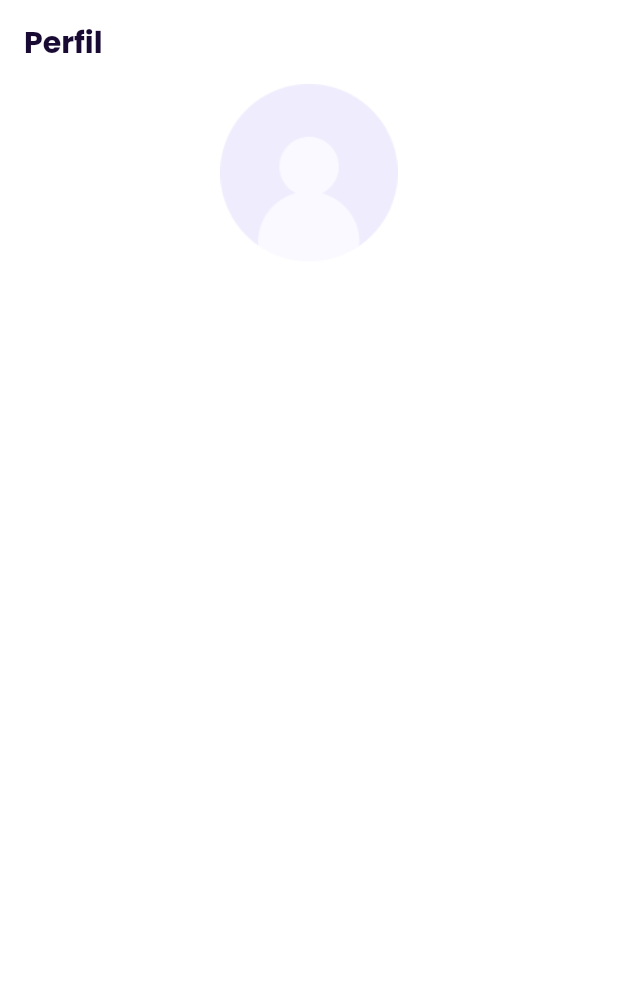
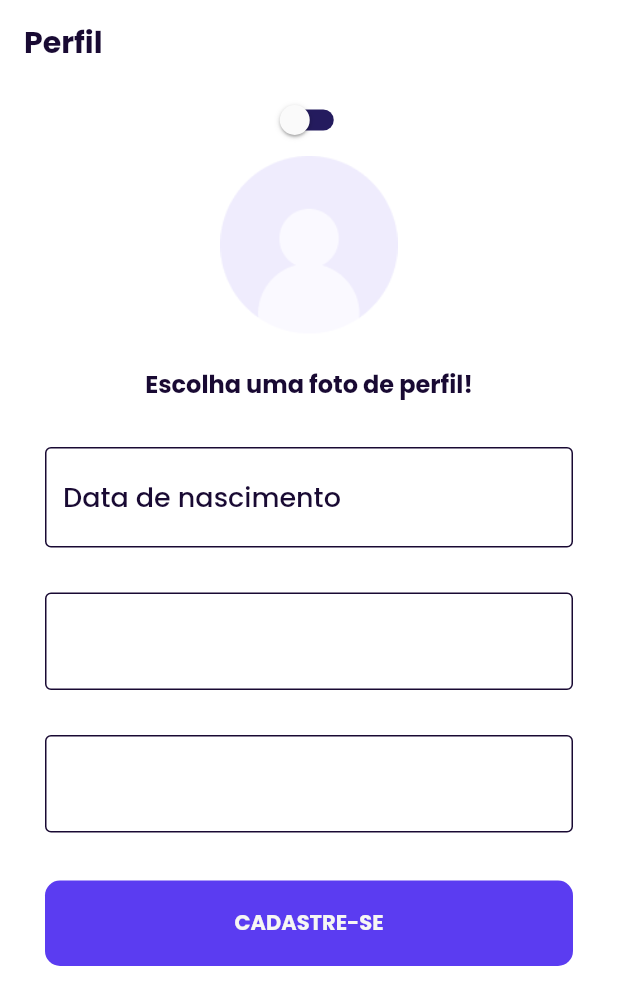
Before and after one commit to Is-It-Safe/mobile, a Flutter app: the RegisterProfileWidget screen opened by its route, on a phone screen of 412 x 824 dp. Shown: the top 1005 px of the screen. Run offline on Flutter 3.47's test engine with Material 2 defaults, Android fonts, the phone set to English and light mode, and no system bars; our stand-ins replace dio, flutter_modular, google_fonts, mask_text_input_formatter, shared_preferences, simple_animations and 1 more; accounts and stored records are empty.

Commit message:
feat: inicio a tela de escolha do avatar

```diff
--- a/lib/app/app_module.dart
+++ b/lib/app/app_module.dart
@@ -1,4 +1,7 @@
 import 'package:flutter_modular/flutter_modular.dart';
+import 'package:is_it_safe_app/app/modules/login_module/login_module.dart';
+import 'package:is_it_safe_app/app/modules/on_boarding_module/on_boarding_module.dart';
+import 'package:is_it_safe_app/core/utils/constants/routes.dart';
 
 import 'modules/splash_module/splash_module.dart';
 
@@ -9,5 +12,7 @@ class AppModule extends Module {
   @override
   final List<ModularRoute> routes = [
     ModuleRoute(Modular.initialRoute, module: SplashModule()),
+    ModuleRoute(kRouteOnBoarding, module: OnBoardingModule()),
+    ModuleRoute(kRouteLogin, module: LoginModule()),
   ];
 }
--- a/lib/app/modules/register_module/pages/register_profile_widget.dart
+++ b/lib/app/modules/register_module/pages/register_profile_widget.dart
@@ -2,8 +2,12 @@ import 'package:flutter/material.dart';
 import 'package:flutter_modular/flutter_modular.dart';
 import 'package:is_it_safe_app/app/modules/register_module/register_bloc.dart';
 import 'package:is_it_safe_app/core/components/app_bar.dart';
+import 'package:is_it_safe_app/core/components/main_button.dart';
+import 'package:is_it_safe_app/core/components/main_text_field.dart';
 import 'package:is_it_safe_app/core/components/theme_switch.dart';
+import 'package:is_it_safe_app/core/utils/constants/routes.dart';
 import 'package:is_it_safe_app/core/utils/helper/helpers.dart';
+import 'package:is_it_safe_app/core/utils/style/colors/dark_theme_colors.dart';
 import 'package:is_it_safe_app/core/utils/style/colors/general_colors.dart';
 import 'package:is_it_safe_app/core/utils/style/colors/light_theme_colors.dart';
 import 'package:is_it_safe_app/generated/l10n.dart';
@@ -43,14 +47,70 @@ class _RegisterProfileWidgetState
             child: Form(
               key: _formKey,
               child: Column(
-                crossAxisAlignment: CrossAxisAlignment.start,
+                crossAxisAlignment: CrossAxisAlignment.center,
+                // ignore: prefer_const_literals_to_create_immutables
                 children: [
-                  //ThemeSwitch(),
-                  GestureDetector(
-                    onTap: () {
+                  const ThemeSwitch(),
+                  RegisterAvatarPlaceholder(
                     //TODO Rota para selecionar avatar
+                    onTap: () =>
+                        Modular.to.pushNamed(kRouteRegisterProfilePicture),
+                  ),
+                  // RegisterAvatar(
+                  //   path: 'images/app/profile_pictures/profile_pic_1.png',
+                  //   onTap: () {
+                  //     //TODO Rota para selecionar avatar
+                  //   },
+                  // ),
+
+                  ///Choose picture text
+                  Padding(
+                    padding: const EdgeInsets.only(top: 20.0),
+                    child: Text(
+                      S.of(context).textPageTitleProfileRegisterPage,
+                      style: Theme.of(context)
+                          .textTheme
+                          .bodyText1!
+                          .copyWith(fontWeight: FontWeight.bold, fontSize: 16),
+                    ),
+                  ),
+                  Padding(
+                    padding: const EdgeInsets.only(top: 30.0),
+                    child: TextFormField(
+                      inputFormatters: [controller.birthdayInputMask],
+                      controller: controller.birthdayController,
+                      keyboardType: TextInputType.number,
+                      validator: (value) {
+                        if (!Helpers.validateDate(value)) {
+                          return S.of(context).textErrorInvalidDate;
+                        }
+                        return null;
                       },
-                    child: RegisterAvatarPlaceholder(),
+                      decoration: InputDecoration(
+                        hintText: S.of(context).textDateOfBirth,
+                      ),
+                    ),
+                  ),
+
+                  //TODO Implement gender dropdown component
+                  Padding(
+                    padding: const EdgeInsets.only(top: 30.0),
+                    child: TextFormField(),
+                  ),
+                  //TODO Implement sexual orientation dropdown component
+                  Padding(
+                    padding: const EdgeInsets.only(top: 30.0),
+                    child: TextFormField(),
+                  ),
+
+                  /// Register button
+                  Padding(
+                    padding: const EdgeInsets.only(top: 32.0),
+                    child: MainButton(
+                      color: Theme.of(context).primaryColor,
+                      text: S.of(context).textSignUp,
+                      onTap: () async {},
+                    ),
                   ),
                 ],
               ),
@@ -62,14 +122,52 @@ class _RegisterProfileWidgetState
   }
 }
 
-class RegisterAvatarPlaceholder extends StatelessWidget {
-  const RegisterAvatarPlaceholder({
+class RegisterAvatar extends StatelessWidget {
+  final Function()? onTap;
+  final String path;
+  const RegisterAvatar({
     Key? key,
+    this.onTap,
+    required this.path,
   }) : super(key: key);
 
   @override
   Widget build(BuildContext context) {
-    return Container(
+    return GestureDetector(
+      onTap: onTap,
+      child: Container(
+        height: 120,
+        width: 120,
+        decoration: BoxDecoration(
+          color: Helpers.getColorFromTheme(
+            context: context,
+            darkModeColor: avatarBackgroundColorDark,
+            lightModeColor: avatarBackgroundColorLight,
+          ),
+          shape: BoxShape.circle,
+          image: DecorationImage(
+            fit: BoxFit.cover,
+            alignment: Alignment.topCenter,
+            image: AssetImage(path),
+          ),
+        ),
+      ),
+    );
+  }
+}
+
+class RegisterAvatarPlaceholder extends StatelessWidget {
+  final Function()? onTap;
+  const RegisterAvatarPlaceholder({
+    Key? key,
+    this.onTap,
+  }) : super(key: key);
+
+  @override
+  Widget build(BuildContext context) {
+    return GestureDetector(
+      onTap: onTap,
+      child: Container(
         height: 120,
         decoration: BoxDecoration(
           image: DecorationImage(
@@ -84,6 +182,7 @@ class RegisterAvatarPlaceholder extends StatelessWidget {
             ),
           ),
         ),
+      ),
     );
   }
 }
--- a/lib/app/modules/register_module/register_module.dart
+++ b/lib/app/modules/register_module/register_module.dart
@@ -1,4 +1,5 @@
 import 'package:flutter_modular/flutter_modular.dart';
+import 'package:is_it_safe_app/app/modules/register_module/pages/register_choose_profile_avatar.dart';
 import 'package:is_it_safe_app/app/modules/register_module/pages/register_profile_widget.dart';
 import 'package:is_it_safe_app/app/modules/register_module/pages/register_widget.dart';
 import 'package:is_it_safe_app/app/modules/register_module/register_bloc.dart';
@@ -18,5 +19,7 @@ class RegisterModuleModule extends Module {
         child: (context, args) => const RegisterWidget()),
     ChildRoute(kRouteRegisterProfile,
         child: (context, args) => const RegisterProfileWidget()),
+    ChildRoute(kRouteRegisterProfilePicture,
+        child: (context, args) => const RegisterChooseProfileAvatarWidget()),
   ];
 }
--- a/lib/app/modules/splash_module/splash_widget.dart
+++ b/lib/app/modules/splash_module/splash_widget.dart
@@ -43,9 +43,11 @@ class _SplashWidgetState extends ModularState<SplashWidget, SplashBloc> {
       (value) async {
         dev.log(value.toString(), name: "DID USER SEE ONBOARDING?");
         if (value) {
-          Modular.to.pushReplacementNamed(kRouteLogin);
+          Modular.to
+              .pushNamedAndRemoveUntil(kRouteLogin, ModalRoute.withName('/'));
         } else {
-          Modular.to.pushReplacementNamed(kRouteOnBoarding);
+          Modular.to.pushNamedAndRemoveUntil(
+              kRouteOnBoarding, ModalRoute.withName('/'));
         }
       },
     );
--- a/lib/core/components/on_boarding_page_template.dart
+++ b/lib/core/components/on_boarding_page_template.dart
@@ -62,7 +62,8 @@ class OnBoardingPageTemplate extends StatelessWidget {
                     ),
                     onPressed: () async {
                       await CustomSharedPreferences.saveUsuarioOnBoarding(true);
-                      Modular.to.pushReplacementNamed(kRouteLogin);
+                      Modular.to.pushNamedAndRemoveUntil(
+                          kRouteLogin, ModalRoute.withName('/'));
                     },
                   ),
                 ),
--- a/lib/core/utils/constants/routes.dart
+++ b/lib/core/utils/constants/routes.dart
@@ -6,8 +6,8 @@ const kRouteOnBoarding = "/onBoarding";
 
 ///Auth
 //Login
-const kRouteLogin = "/login/";
+const kRouteLogin = "/login";
 //Register
 const kRouteRegister = "register";
-const kRouteRegisterProfile = "register-profile";
-const kRouteRegisterProfilePicture = "profile-picture";
+const kRouteRegisterProfile = "/register-profile";
+const kRouteRegisterProfilePicture = "/profile-picture";
--- a/lib/core/utils/style/colors/dark_theme_colors.dart
+++ b/lib/core/utils/style/colors/dark_theme_colors.dart
@@ -4,6 +4,7 @@ import 'package:flutter/material.dart';
 const Color scaffoldBackgroundColorDark = Color(0xFF190834);
 const Color accentColorDark = Color(0xFFa09bf6);
 const Color splashColorDark = Color(0xFF47395D);
+const Color avatarBackgroundColorDark = Color(0xFF241B5E);
 //DarkMode Text Colors
 const Color primaryTextColorDark = Color(0xFFF6F6F4);
 const Color secondaryTextColorDark = Color(0xFF5B3CF1);
--- a/lib/core/utils/style/colors/general_colors.dart
+++ b/lib/core/utils/style/colors/general_colors.dart
@@ -7,4 +7,3 @@ const Color errorColor = Color(0xFFB44242);
 const Color greyColor = Color(0xFF707070);
 const Color whiteColor = Color(0xFFede7f6);
 const Color disabledColor = Color(0xFF241b5e);
-const Color greyPurpleColor = Color(0xFFEFECFD);
--- a/lib/core/utils/style/colors/light_theme_colors.dart
+++ b/lib/core/utils/style/colors/light_theme_colors.dart
@@ -5,6 +5,7 @@ const Color scaffoldBackgroundColorLight = Color(0xFFffffff);
 const Color accentColorLight = Color(0xFFA09DF3);
 const Color splashColorLight = Color(0xFFA09DF3);
 const Color splashColorLight2 = Color(0xFFF6F6F4);
+const Color avatarBackgroundColorLight = Color(0xFFEFECFD);
 
 //LightMode Text Colors
 const Color primaryTextColorLight = Color(0xFF190A33);
--- a/lib/l10n/intl_pt.arb
+++ b/lib/l10n/intl_pt.arb
@@ -29,7 +29,7 @@
     "textPassword":"Senha",
     "textPasswordConfirmation":"Confirmar senha",
     "textLogin":"Login",
-    "textSignUp":"Cadastre-se.",
+    "textSignUp":"Cadastre-se",
     "textDateOfBirth":"Data de nascimento",
     "textGender":"Gênero",
     "textSexualOrientation":"Orientação Sexual",
@@ -42,6 +42,7 @@
     "textEmailAddress":"Endereço de E-mail",
     "textReady": "Pronto",
     "textCancel": "Cancelar",
+    "textConfirm": "Confirmar",
 
     "textDontBeAfraidToBeCreative":"Não tenha medo de ser criativo",
     "textHowDoYouPreferWeReferToYou":"Como prefere que se refiram a você?",
```
Also changed, not shown: lib/app/modules/register_module/pages/register_choose_profile_avatar.dart (added, +134 -0 lines), lib/app/modules/register_module/register_bloc.dart (+16 -0 lines), lib/core/components/profile_avatar_item.dart (added, +46 -0 lines), lib/core/utils/style/themes/light_theme.dart (+4 -4 lines), lib/generated/intl/messages_pt.dart, lib/generated/l10n.dart. Lines whose indentation alone changed are shown as unchanged.
